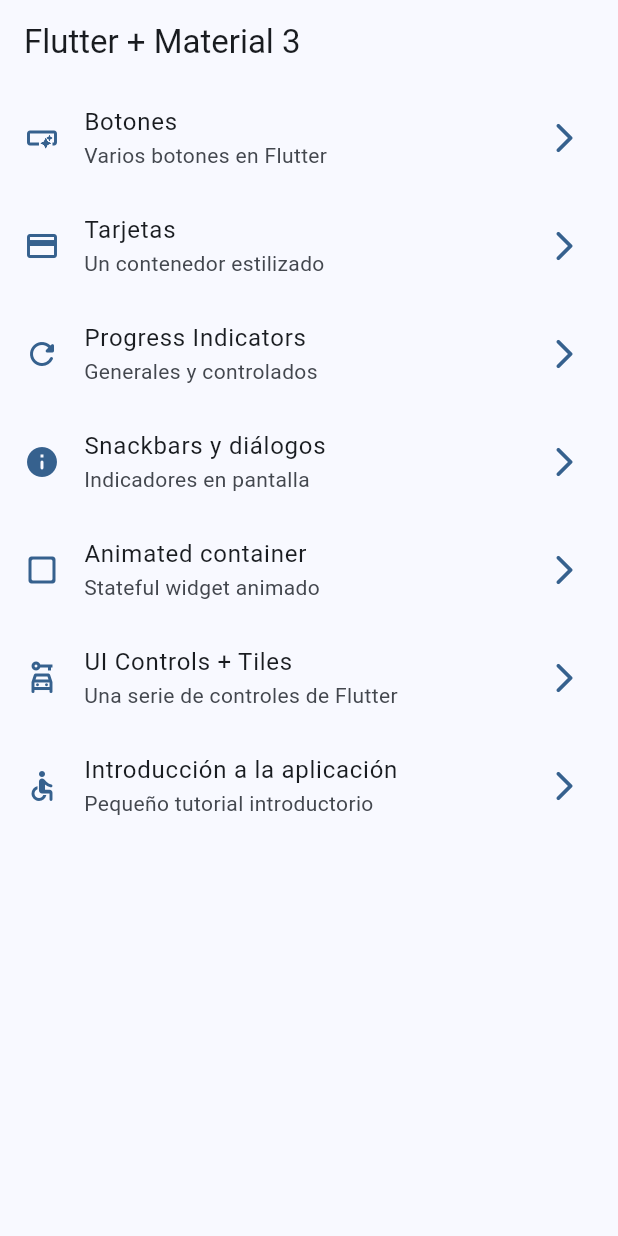
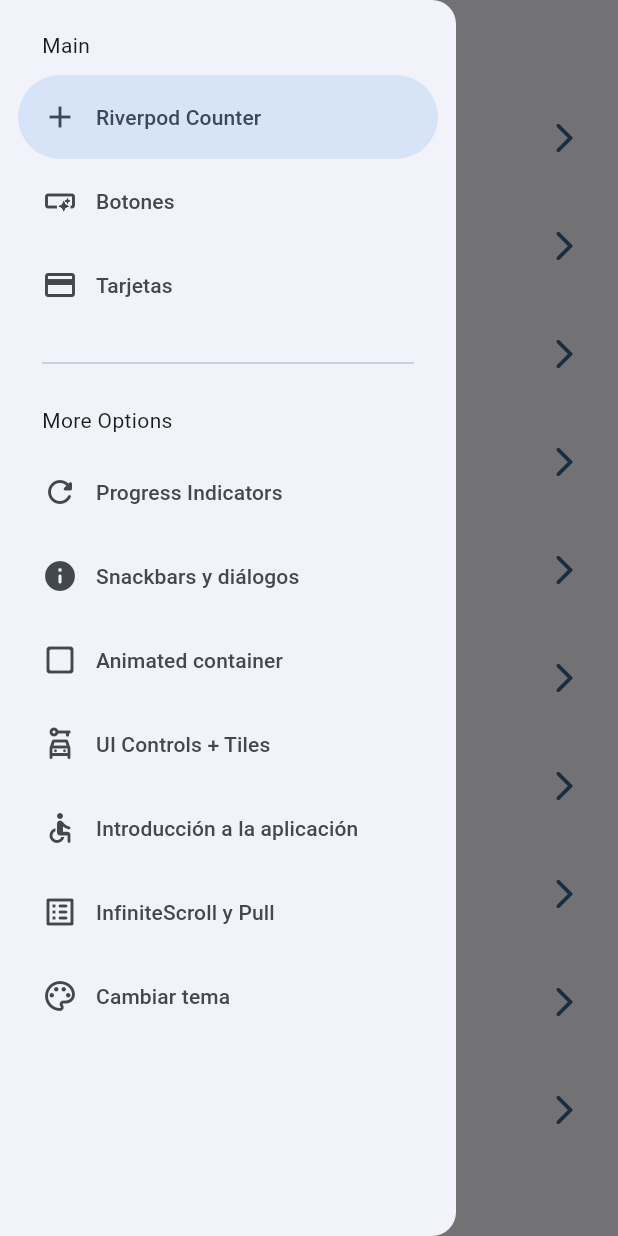
Before and after one commit to anagabriela9/widgets_app, a Flutter app: the screen it shows after launch, with the side drawer open (before the commit the screen has no drawer), on a phone screen of 412 x 824 dp. Run offline on Flutter 3.47's test engine with Material 3 defaults, Android fonts, the phone set to English and light mode, and no system bars; our stand-ins replace animate_do, flutter_riverpod, go_router.

Commit message:
Antes de StateNotifier

```diff
--- a/lib/config/menu/menu_items.dart
+++ b/lib/config/menu/menu_items.dart
@@ -21,6 +21,13 @@ class MenuItem {
 
 
 const appMenuItems = <MenuItem>[
+
+  MenuItem(
+    title: 'Riverpod Counter',
+    subTitle: 'Introducción a Riverpod',
+    link: '/counter-river',
+    icon: Icons.add
+  ),
 
   MenuItem(
     title: 'Botones',
@@ -71,4 +78,19 @@ const appMenuItems = <MenuItem>[
     icon: Icons.accessible_rounded
   ),
 
+  MenuItem(
+    title: 'InfiniteScroll y Pull',
+    subTitle: 'Listas infinitas y pull to refresh',
+    link: '/infinite',
+    icon: Icons.list_alt_rounded
+  ),
+
+  MenuItem(
+    title: 'Cambiar tema',
+    subTitle: 'Cambiar tema de la aplicación',
+    link: '/theme-changer',
+    icon: Icons.color_lens_outlined
+  ),
+
+
 ];
--- a/lib/config/router/app_router.dart
+++ b/lib/config/router/app_router.dart
@@ -54,7 +54,22 @@ final appRouter = GoRouter(
       builder: (context, state) => const AppTutorialScreen(),
     ),
 
+    GoRoute(
+      path: '/infinite',
+      name: InfiniteScrollScreen.name,
+      builder: (context, state) => const InfiniteScrollScreen(),
+    ),
 
+    GoRoute(
+      path: '/counter-river',
+      name: CounterScreen.name,
+      builder: (context, state) => const CounterScreen(),
+    ),
 
+    GoRoute(
+      path: '/theme-changer',
+      name: ThemeChangerScreen.name,
+      builder: (context, state) => const ThemeChangerScreen(),
+    ),
   ],
 );
--- a/lib/config/theme/app_theme.dart
+++ b/lib/config/theme/app_theme.dart
@@ -15,15 +15,18 @@ const colorList = <Color>[
 class AppTheme {
 
   final int selectedColor;
+  final bool isDarkmode;
 
   AppTheme({
     this.selectedColor = 0,
+    this.isDarkmode = false,
   }):assert( selectedColor >= 0, 'Selected color must be greater then 0' ),
     assert( selectedColor < colorList.length,
       'Selected color must less or equal than ${ colorList.length - 1 }' );
 
   ThemeData getTheme() => ThemeData(
     useMaterial3: true,
+    brightness: isDarkmode ? Brightness.dark : Brightness.light,
     colorSchemeSeed: colorList[ selectedColor ],
     appBarTheme: const AppBarTheme(
       centerTitle: false,
--- a/lib/main.dart
+++ b/lib/main.dart
@@ -1,22 +1,32 @@
 import 'package:flutter/material.dart';
+import 'package:flutter_riverpod/flutter_riverpod.dart';
 import 'package:widgets_app/config/router/app_router.dart';
 import 'package:widgets_app/config/theme/app_theme.dart';
+import 'package:widgets_app/presentation/providers/theme_provider.dart';
 
 
 void main() {
-  runApp(const MainApp());
+  runApp(
+    const ProviderScope(
+      child: MainApp(),
+    ),
+  );
 }
 
-class MainApp extends StatelessWidget {
+class MainApp extends ConsumerWidget {
   const MainApp({super.key});
 
   @override
-  Widget build(BuildContext context) {
+  Widget build(BuildContext context, WidgetRef ref) {
+
+    final isDarkmode = ref.watch(isDarkmodeProvider);
+    final selectedColor = ref.watch(selectedColorProvider);
+
     return MaterialApp.router(
       title: 'Flutter Widgets',
       routerConfig: appRouter,
       debugShowCheckedModeBanner: false,
-      theme: AppTheme( selectedColor: 0).getTheme(),
+      theme: AppTheme( selectedColor: selectedColor, isDarkmode: isDarkmode).getTheme(),
 
     );
   }
--- /dev/null
+++ b/lib/presentation/providers/counter_provider.dart
@@ -0,0 +1,6 @@
+
+
+import 'package:flutter_riverpod/flutter_riverpod.dart';
+
+// stateprovider es el proveedor de un estado, pequeña información del estado de nuestra app
+final counterProvider = StateProvider((ref) => 5);
--- /dev/null
+++ b/lib/presentation/providers/theme_provider.dart
@@ -0,0 +1,13 @@
+import 'package:flutter_riverpod/flutter_riverpod.dart';
+import 'package:widgets_app/config/theme/app_theme.dart';
+
+// Estado => isDarkmodeProvider = boolean
+
+// Listado de colores inmutable
+final colorListProvider = Provider((ref) => colorList);
+
+// Un simple boolean
+final isDarkmodeProvider = StateProvider((ref) => false);
+
+// Un simple int
+final selectedColorProvider = StateProvider((ref) => 0);
--- a/lib/presentation/screens/home/home_screen.dart
+++ b/lib/presentation/screens/home/home_screen.dart
@@ -1,6 +1,8 @@
 import 'package:flutter/material.dart';
+import 'package:flutter/widgets.dart';
 import 'package:go_router/go_router.dart';
 import 'package:widgets_app/config/menu/menu_items.dart';
+import 'package:widgets_app/presentation/widgets/side_menu.dart';
 // import 'package:widgets_app/presentation/screens/cards/cards_screen.dart';
 
 
@@ -12,11 +14,15 @@ class HomeScreen extends StatelessWidget {
 
   @override
   Widget build(BuildContext context) {
+
+    final scaffoldKey = GlobalKey<ScaffoldState>();
     return Scaffold(
+      key: scaffoldKey, // crear una referencia
       appBar: AppBar(
         title: const Text('Flutter + Material 3'),
       ),
       body: const _HomeView(),
+      drawer: SideMenu( scaffoldKey: scaffoldKey ),
     );
   }
 }
--- a/lib/presentation/screens/screens.dart
+++ b/lib/presentation/screens/screens.dart
@@ -1,13 +1,15 @@
-// ESTE ARCHIVO SE ENCARGA DE EXPORTAR TODOS MIS SCREENS : archivo de barril
 
 
 
+// ESTE ARCHIVO SE ENCARGA DE EXPORTAR TODOS MIS SCREENS : archivo de barril
 export 'package:widgets_app/presentation/screens/animated/animated_screen.dart';
 export 'package:widgets_app/presentation/screens/app_tutorial/app_tutorial_screen.dart';
 export 'package:widgets_app/presentation/screens/buttons/buttons_screen.dart';
 export 'package:widgets_app/presentation/screens/cards/cards_screen.dart';
+export 'package:widgets_app/presentation/screens/counter/counter_screen.dart';
 export 'package:widgets_app/presentation/screens/home/home_screen.dart';
 export 'package:widgets_app/presentation/screens/infinite_scroll/infinite_scroll_screen.dart';
 export 'package:widgets_app/presentation/screens/progress/progress_screen.dart';
 export 'package:widgets_app/presentation/screens/snackbars/snackbar_screen.dart';
+export 'package:widgets_app/presentation/screens/theme_changer/theme_changer_screen.dart';
 export 'package:widgets_app/presentation/screens/ui_controls/ui_controls_screen.dart';
--- /dev/null
+++ b/lib/presentation/widgets/side_menu.dart
@@ -0,0 +1,79 @@
+import 'package:flutter/material.dart';
+import 'package:go_router/go_router.dart';
+import 'package:widgets_app/config/menu/menu_items.dart';
+
+class SideMenu extends StatefulWidget {
+
+  final GlobalKey<ScaffoldState> scaffoldKey;
+
+  const SideMenu({
+    super.key,
+    required this.scaffoldKey
+  });
+
+  @override
+  State<SideMenu> createState() => _SideMenuState();
+}
+
+class _SideMenuState extends State<SideMenu> {
+
+  int navDrawerIndex = 0; // cuál opción va a estar marcada
+
+  @override
+  Widget build(BuildContext context) {
+
+    final hasNotch = MediaQuery.of(context).viewPadding.top > 55;
+
+
+    return NavigationDrawer(
+      selectedIndex: navDrawerIndex,
+      onDestinationSelected: (value) {
+        setState(() {
+          navDrawerIndex = value;
+        });
+
+        final menuItem = appMenuItems[value];
+        context.push( menuItem.link );
+        // Quiero hacer referencia a las porpiedades en el statefulwidget
+        widget.scaffoldKey.currentState?.closeDrawer();
+      },
+      children: [
+
+        Padding(
+          padding: EdgeInsets.fromLTRB(28, hasNotch ? 0 : 20, 16, 10),
+          child: const Text('Main'),
+        ),
+
+        ...appMenuItems
+          .sublist(0,3)
+          .map((item) => NavigationDrawerDestination(
+            icon: Icon(item.icon),
+            label: Text(item.title),
+          ),
+        ),
+
+        const Padding(
+          padding: EdgeInsets.fromLTRB(28, 16, 28, 10),
+          child: Divider(),
+        ),
+
+        const Padding(
+          padding: EdgeInsets.fromLTRB(28, 10, 16, 10),
+          child: Text('More Options'),
+        ),
+
+        ...appMenuItems
+          .sublist(3)
+          .map((item) => NavigationDrawerDestination(
+            icon: Icon(item.icon),
+            label: Text(item.title),
+          ),
+        ),
+
+
+
+
+      ],
+    );
+  }
+}
--- a/pubspec.yaml
+++ b/pubspec.yaml
@@ -10,6 +10,7 @@ dependencies:
   animate_do: ^3.3.4
   flutter:
     sdk: flutter
+  flutter_riverpod: ^2.5.1
   go_router: ^13.2.4
 
 dev_dependencies:
```
Also changed, not shown: lib/presentation/screens/counter/counter_screen.dart (added, +48 -0 lines), lib/presentation/screens/infinite_scroll/infinite_scroll_screen.dart (+124 -2 lines), lib/presentation/screens/theme_changer/theme_changer_screen.dart (added, +60 -0 lines), pubspec.lock.
